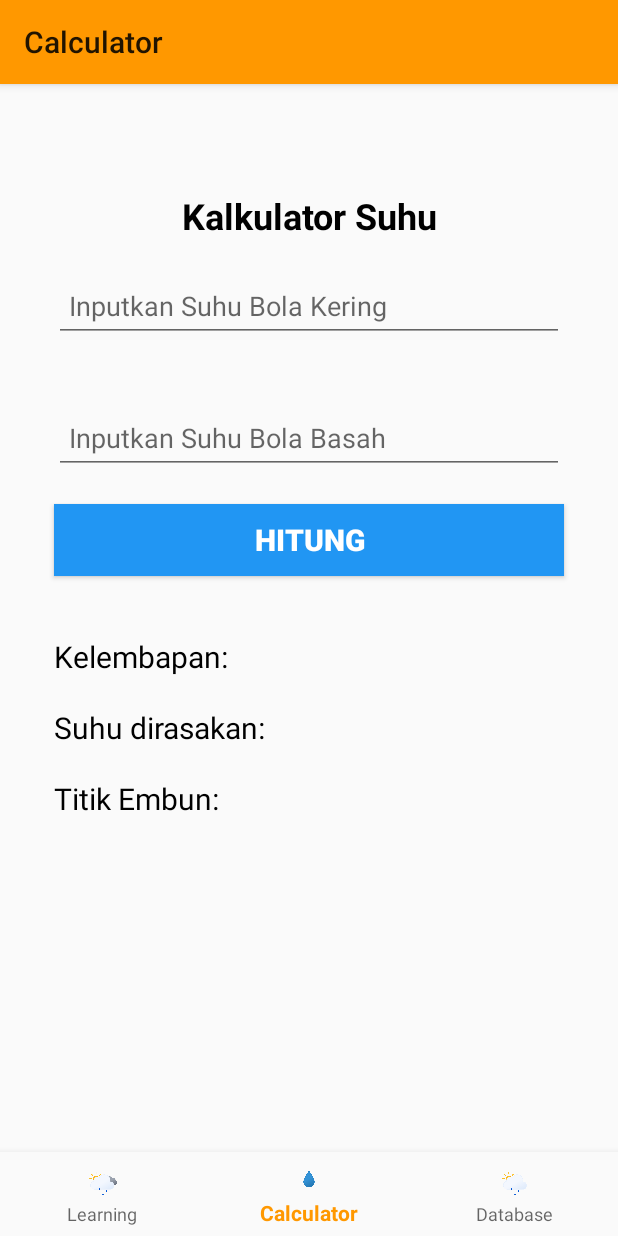
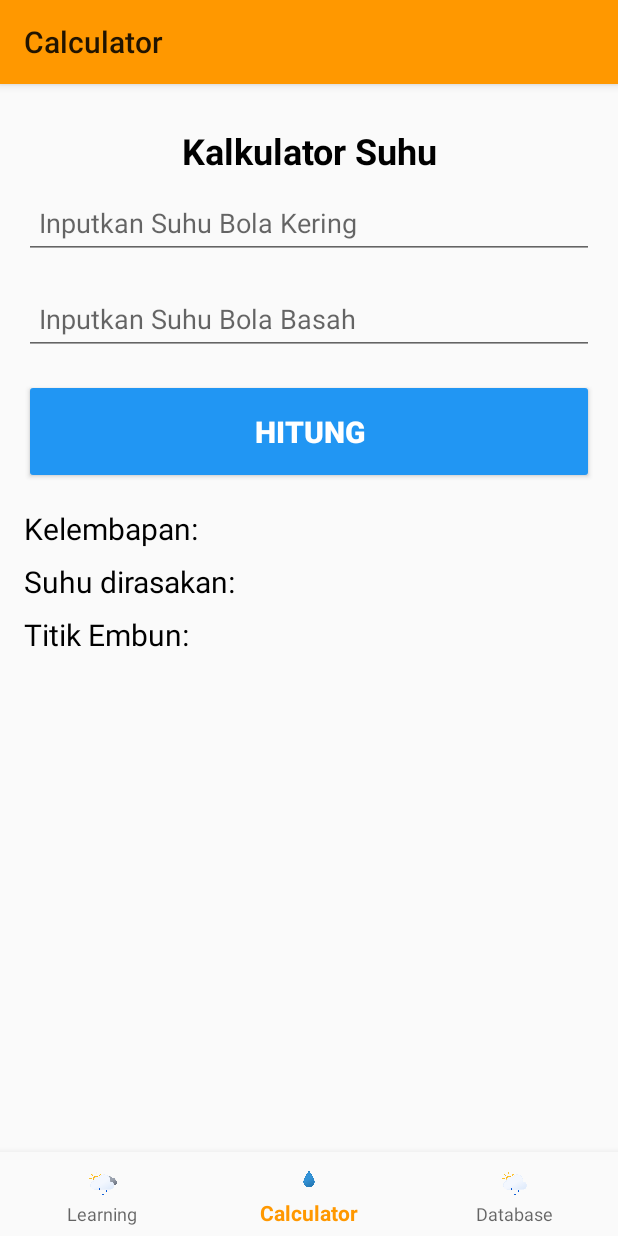
Before and after one commit to evanalif113/Tenki_Sensei, an Android app: the CalculatorFragment screen opened through its navigation route, on a phone screen of 412 x 824 dp. Run offline under Robolectric (Android 15) with nearby library versions, the phone set to English and light mode, and no system bars; our stand-ins replace navigation-ui.

Commit message:
Fix fragment

```diff
--- a/app/src/main/res/layout/fragment_calculator.xml
+++ b/app/src/main/res/layout/fragment_calculator.xml
@@ -5,7 +5,8 @@
     xmlns:tools="http://schemas.android.com/tools"
     android:layout_width="match_parent"
     android:layout_height="match_parent"
-    tools:context=".ui.calculator.CalculatorFragment">
+    tools:context=".ui.calculator.CalculatorFragment"
+    >
 
     <ScrollView
         android:layout_width="match_parent"
@@ -15,26 +16,16 @@
             android:layout_width="match_parent"
             android:layout_height="wrap_content"
             android:orientation="vertical"
-            android:padding="16dp">
-
-            <TextView
-                android:id="@+id/calculator1"
-                android:layout_width="match_parent"
-                android:layout_height="wrap_content"
-                android:layout_marginStart="8dp"
-                android:layout_marginTop="8dp"
-                android:layout_marginEnd="8dp"
-                android:textAlignment="center"
-                android:textSize="20sp" />
+            android:padding="8dp">
 
             <!-- TextView for title -->
             <TextView
                 android:id="@+id/titleText"
                 android:layout_width="match_parent"
                 android:layout_height="wrap_content"
-                android:layout_marginLeft="20dp"
+                android:layout_marginLeft="8dp"
                 android:layout_marginTop="20dp"
-                android:layout_marginRight="20dp"
+                android:layout_marginRight="8dp"
                 android:gravity="center"
                 android:text="Kalkulator Suhu"
                 android:textColor="@color/hitam"
@@ -46,10 +37,10 @@
                 android:id="@+id/dryBulbInput"
                 android:layout_width="match_parent"
                 android:layout_height="wrap_content"
-                android:layout_marginLeft="20dp"
-                android:layout_marginTop="20dp"
-                android:layout_marginRight="20dp"
-                android:layout_marginBottom="20dp"
+                android:layout_marginLeft="8dp"
+                android:layout_marginTop="8dp"
+                android:layout_marginRight="8dp"
+                android:layout_marginBottom="8dp"
                 android:hint="Inputkan Suhu Bola Kering"
                 android:inputType="numberDecimal"
                 android:minHeight="48dp"
@@ -60,10 +51,10 @@
                 android:id="@+id/wetBulbInput"
                 android:layout_width="match_parent"
                 android:layout_height="wrap_content"
-                android:layout_marginLeft="20dp"
-                android:layout_marginTop="20dp"
-                android:layout_marginRight="20dp"
-                android:layout_marginBottom="20dp"
+                android:layout_marginLeft="8dp"
+                android:layout_marginTop="8dp"
+                android:layout_marginRight="8dp"
+                android:layout_marginBottom="8dp"
                 android:hint="Inputkan Suhu Bola Basah"
                 android:inputType="numberDecimal"
                 android:minHeight="48dp"
@@ -73,11 +64,12 @@
             <Button
                 android:id="@+id/calculateButton"
                 android:layout_width="match_parent"
-                android:layout_height="wrap_content"
-                android:layout_marginLeft="20dp"
-                android:layout_marginRight="20dp"
-                android:layout_marginBottom="20dp"
-                android:background="@color/biru"
+                android:layout_height="70dp"
+                android:layout_marginLeft="8dp"
+                android:layout_marginTop="8dp"
+                android:layout_marginRight="8dp"
+                android:layout_marginBottom="8dp"
+                android:backgroundTint="@color/biru"
                 android:text="Hitung"
                 android:textColor="@color/white"
                 android:textSize="20sp"
@@ -88,9 +80,9 @@
                 android:id="@+id/HumidityResult"
                 android:layout_width="match_parent"
                 android:layout_height="wrap_content"
-                android:layout_marginLeft="20dp"
-                android:layout_marginTop="20dp"
-                android:layout_marginRight="20dp"
+                android:layout_marginLeft="8dp"
+                android:layout_marginTop="8dp"
+                android:layout_marginRight="8dp"
                 android:text="Kelembapan: "
                 android:textColor="@color/hitam"
                 android:textSize="20sp" />
@@ -100,9 +92,9 @@
                 android:id="@+id/FeelsResult"
                 android:layout_width="match_parent"
                 android:layout_height="wrap_content"
-                android:layout_marginLeft="20dp"
-                android:layout_marginTop="20dp"
-                android:layout_marginRight="20dp"
+                android:layout_marginLeft="8dp"
+                android:layout_marginTop="8dp"
+                android:layout_marginRight="8dp"
                 android:text="Suhu dirasakan: "
                 android:textColor="@color/hitam"
                 android:textSize="20sp" />
@@ -112,9 +104,9 @@
                 android:id="@+id/DewpointResult"
                 android:layout_width="match_parent"
                 android:layout_height="wrap_content"
-                android:layout_marginLeft="20dp"
-                android:layout_marginTop="20dp"
-                android:layout_marginRight="20dp"
+                android:layout_marginLeft="8dp"
+                android:layout_marginTop="8dp"
+                android:layout_marginRight="8dp"
                 android:text="Titik Embun: "
                 android:textColor="@color/hitam"
                 android:textSize="20sp" />
--- a/app/src/main/res/layout/fragment_database.xml
+++ b/app/src/main/res/layout/fragment_database.xml
@@ -85,30 +85,32 @@
                 android:layout_width="match_parent"
                 android:layout_height="wrap_content"
                 android:layout_margin="10dp"
+                android:background="@color/biru"
                 android:padding="16dp"
                 android:text="TAMBAH DATA"
                 android:textAllCaps="false"
-                android:background="@color/biru"
                 android:textColor="@color/white"
-                android:textSize="18sp"
-                app:layout_constraintTop_toBottomOf="@id/idEdtKeadaanCuaca"
+                android:textSize="20sp"
+                android:textStyle="bold"
+                app:layout_constraintEnd_toEndOf="parent"
                 app:layout_constraintStart_toStartOf="parent"
-                app:layout_constraintEnd_toEndOf="parent" />
+                app:layout_constraintTop_toBottomOf="@id/idEdtKeadaanCuaca" />
 
             <Button
                 android:id="@+id/lihatData"
                 android:layout_width="match_parent"
                 android:layout_height="wrap_content"
                 android:layout_margin="10dp"
+                android:background="@color/biru"
                 android:padding="16dp"
                 android:text="LIHAT DATA"
                 android:textAllCaps="false"
-                android:background="@color/biru"
                 android:textColor="@color/white"
-                android:textSize="18sp"
-                app:layout_constraintTop_toBottomOf="@id/tambahData"
+                android:textSize="20sp"
+                android:textStyle="bold"
+                app:layout_constraintEnd_toEndOf="parent"
                 app:layout_constraintStart_toStartOf="parent"
-                app:layout_constraintEnd_toEndOf="parent" />
+                app:layout_constraintTop_toBottomOf="@id/tambahData" />
 
         </androidx.constraintlayout.widget.ConstraintLayout>
     </ScrollView>
```
